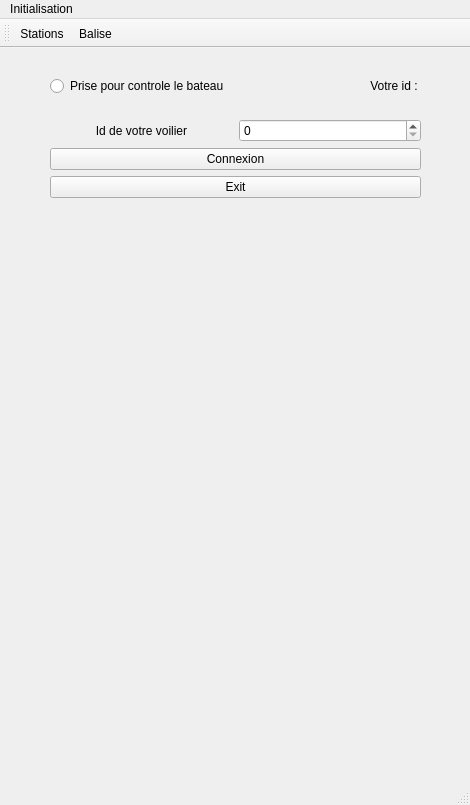
Qt form ihm/forms/mainwindow.ui (etiennelndr/ihm_voilierautonome) before a commit.
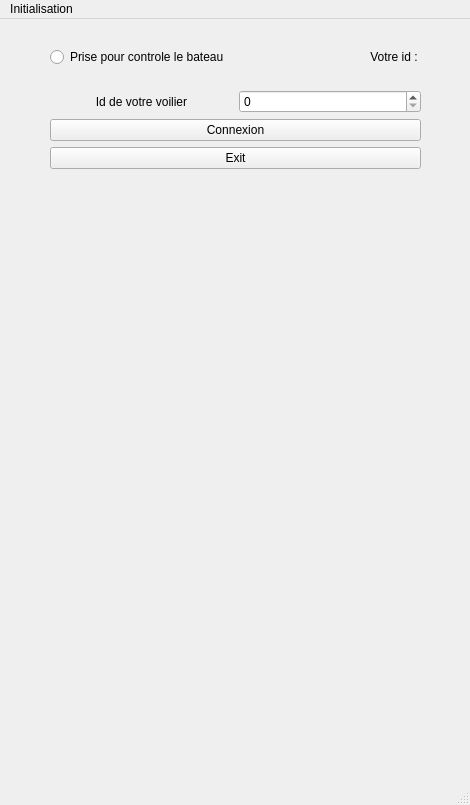
The same form after that commit.

Patch:
```diff
--- a/ihm/forms/mainwindow.ui
+++ b/ihm/forms/mainwindow.ui
@@ -106,16 +106,6 @@
    </widget>
    <addaction name="menuInitialisation"/>
   </widget>
-  <widget class="QToolBar" name="mainToolBar">
-   <attribute name="toolBarArea">
-    <enum>TopToolBarArea</enum>
-   </attribute>
-   <attribute name="toolBarBreak">
-    <bool>false</bool>
-   </attribute>
-   <addaction name="actionStations"/>
-   <addaction name="actionBalise"/>
-  </widget>
   <widget class="QStatusBar" name="statusBar"/>
   <action name="actionStations">
    <property name="text">
```
Left out of the diff: 2 changed lines with no effect on the pictures.
